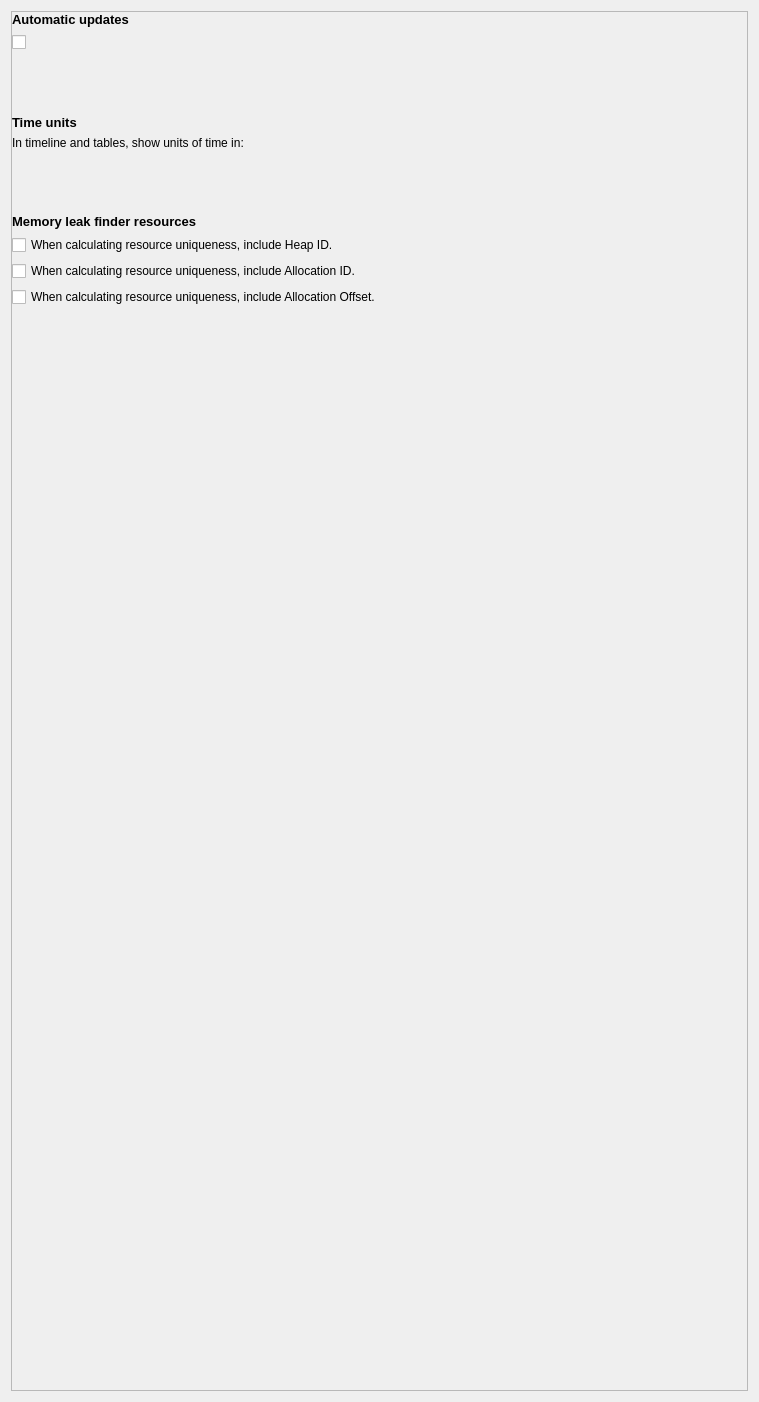
This is source/frontend/views/settings/settings_pane.ui in GPUOpen-Tools/radeon_memory_visualizer as Qt 5 draws it before an edit. The edited form follows.
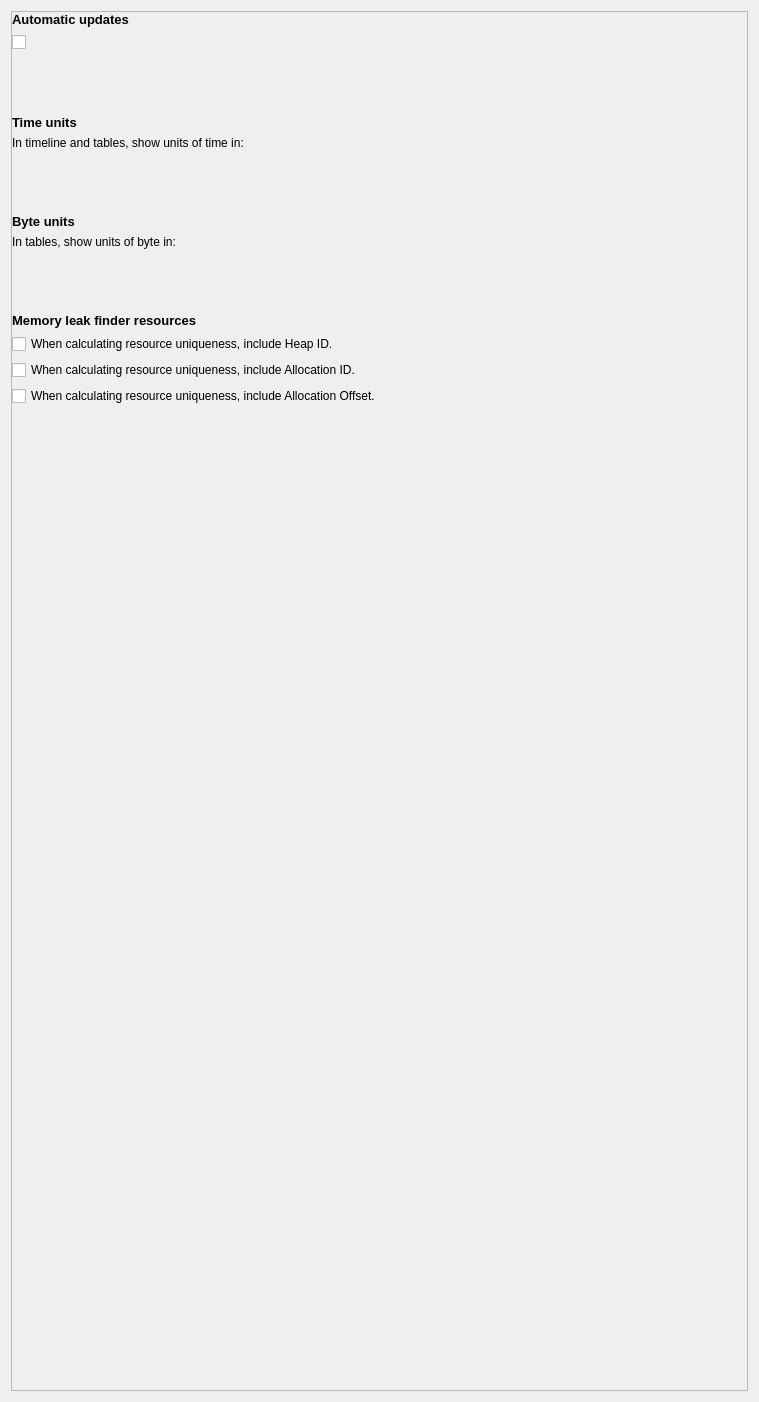
This is the edited form. Custom widgets are drawn as their Qt base class.

Commit message: Some tweaks for rmv: - Update the BUILD.md file to fix inconsistencies in the Windows pre-build options. - Add an option in Settings to toggle between KB and KiB units for size display. - Add "Dimension", "MipLevel" and "Format" columns in the Resource list for Textures, DepthStencils and RenderTargets. - Add a button to export all resource details from the Resource list.

What changed in the file:
```diff
--- a/source/frontend/views/settings/settings_pane.ui
+++ b/source/frontend/views/settings/settings_pane.ui
@@ -253,6 +253,125 @@
          </property>
         </spacer>
        </item>
+       <item>
+        <widget class="ScaledLabel" name="byte_unit_label_">
+         <property name="sizePolicy">
+          <sizepolicy hsizetype="Minimum" vsizetype="Fixed">
+           <horstretch>0</horstretch>
+           <verstretch>0</verstretch>
+          </sizepolicy>
+         </property>
+         <property name="font">
+          <font>
+           <pointsize>10</pointsize>
+           <weight>75</weight>
+           <bold>true</bold>
+          </font>
+         </property>
+         <property name="text">
+          <string>Byte units</string>
+         </property>
+         <property name="scaledContents">
+          <bool>false</bool>
+         </property>
+         <property name="indent">
+          <number>0</number>
+         </property>
+        </widget>
+       </item>
+       <item>
+        <widget class="ScaledLabel" name="byte_unit_description_label_">
+         <property name="sizePolicy">
+          <sizepolicy hsizetype="Minimum" vsizetype="Fixed">
+           <horstretch>0</horstretch>
+           <verstretch>0</verstretch>
+          </sizepolicy>
+         </property>
+         <property name="text">
+          <string>In tables, show units of byte in:</string>
+         </property>
+         <property name="indent">
+          <number>0</number>
+         </property>
+        </widget>
+       </item>
+       <item>
+        <spacer name="vertical_spacer_7_">
+         <property name="orientation">
+          <enum>Qt::Vertical</enum>
+         </property>
+         <property name="sizeType">
+          <enum>QSizePolicy::Fixed</enum>
+         </property>
+         <property name="sizeHint" stdset="0">
+          <size>
+           <width>20</width>
+           <height>2</height>
+          </size>
+         </property>
+        </spacer>
+       </item>
+       <item>
+        <layout class="QHBoxLayout" name="horizontal_layout_7_">
+         <property name="spacing">
+          <number>0</number>
+         </property>
+         <property name="leftMargin">
+          <number>0</number>
+         </property>
+         <property name="topMargin">
+          <number>0</number>
+         </property>
+         <property name="rightMargin">
+          <number>0</number>
+         </property>
+         <property name="bottomMargin">
+          <number>0</number>
+         </property>
+         <item>
+          <widget class="ArrowIconComboBox" name="byte_units_combo_push_button_" native="true">
+           <property name="sizePolicy">
+            <sizepolicy hsizetype="Fixed" vsizetype="Fixed">
+             <horstretch>0</horstretch>
+             <verstretch>0</verstretch>
+            </sizepolicy>
+           </property>
+           <property name="text" stdset="0">
+            <string>Bytes</string>
+           </property>
+          </widget>
+         </item>
+         <item>
+          <spacer name="horizontal_spacer_8_">
+           <property name="orientation">
+            <enum>Qt::Horizontal</enum>
+           </property>
+           <property name="sizeHint" stdset="0">
+            <size>
+             <width>40</width>
+             <height>20</height>
+            </size>
+           </property>
+          </spacer>
+         </item>
+        </layout>
+       </item>
+       <item>
+        <spacer name="vertical_spacer_8_">
+         <property name="orientation">
+          <enum>Qt::Vertical</enum>
+         </property>
+         <property name="sizeType">
+          <enum>QSizePolicy::Fixed</enum>
+         </property>
+         <property name="sizeHint" stdset="0">
+          <size>
+           <width>20</width>
+           <height>30</height>
+          </size>
+         </property>
+        </spacer>
+       </item>
        <item>
         <widget class="ScaledLabel" name="memory_leak_title_">
          <property name="sizePolicy">
```
The commit also changes 14 other files.
